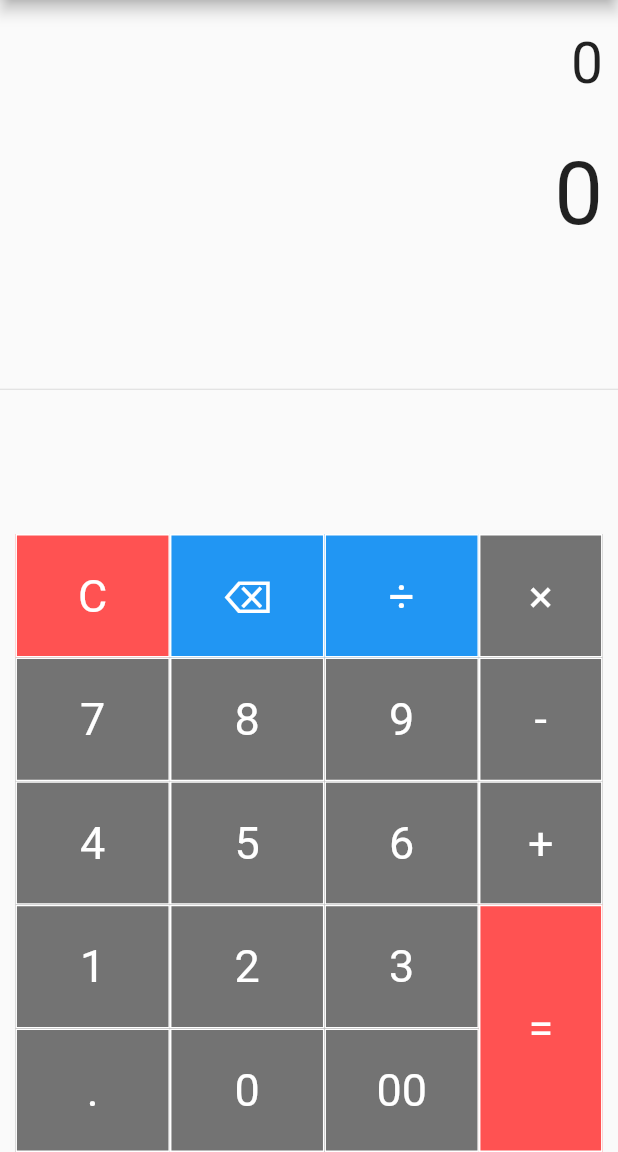
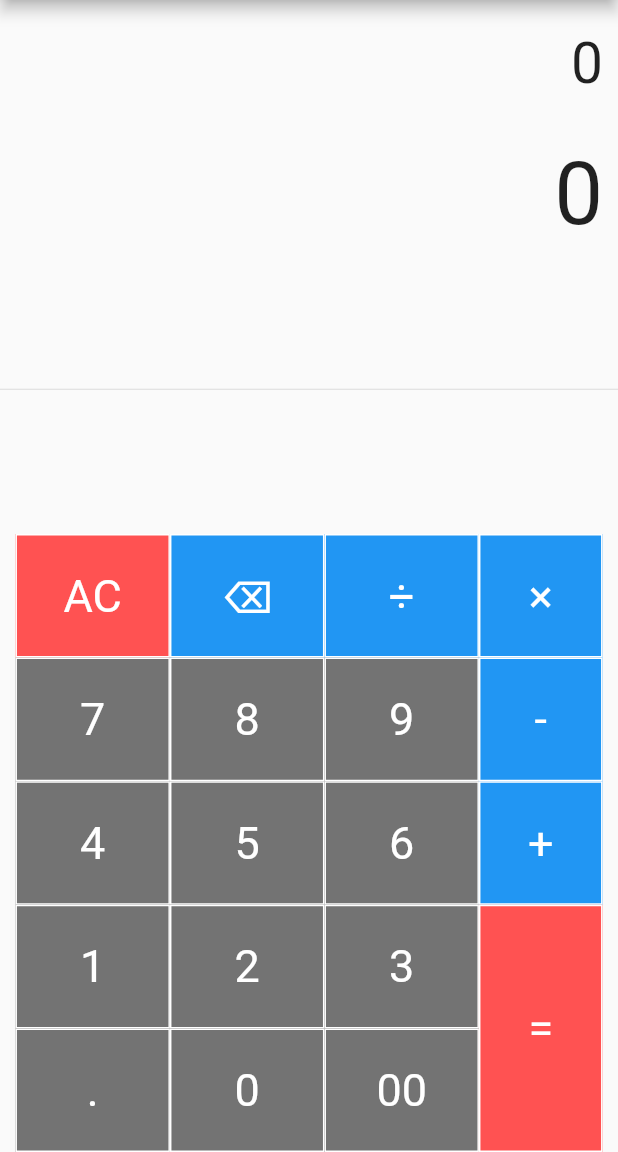
Before and after one commit to Nitheshnithu121/Simple_Calculator, a Flutter app: the screen it shows after launch, on a phone screen of 412 x 824 dp, the part 84-1236 px from its top. Run offline on Flutter 3.47's test engine with Material 2 defaults, Android fonts, the phone set to English and light mode, and no system bars; our stand-ins replace math_expressions.

```diff
--- a/lib/main.dart
+++ b/lib/main.dart
@@ -144,7 +144,7 @@ class _SimpleCalculatorState extends State<SimpleCalculator> {
                   children: [
                     TableRow(
                       children: [
-                        buildButton("C", 1, Colors.redAccent),
+                        buildButton("AC", 1, Colors.redAccent),
                         buildButton("⌫", 1, Colors.blue),
                         buildButton("÷", 1, Colors.blue),
 
@@ -192,17 +192,17 @@ class _SimpleCalculatorState extends State<SimpleCalculator> {
                   children: [
                     TableRow(
                       children: [
-                        buildButton("×", 1, Colors.black54),
+                        buildButton("×", 1, Colors.blue),
                       ]
                     ),
                     TableRow(
                         children: [
-                          buildButton("-", 1, Colors.black54),
+                          buildButton("-", 1, Colors.blue),
                         ]
                     ),
                     TableRow(
                         children: [
-                          buildButton("+", 1, Colors.black54),
+                          buildButton("+", 1, Colors.blue),
                         ]
                     ),
                     TableRow(
```
